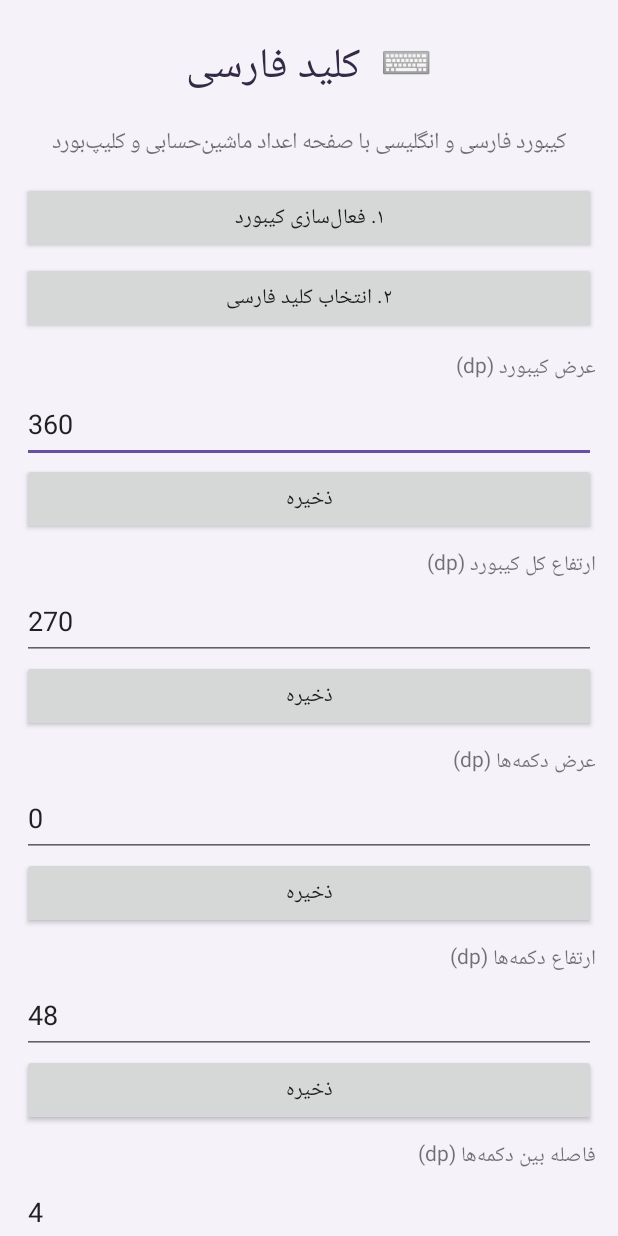
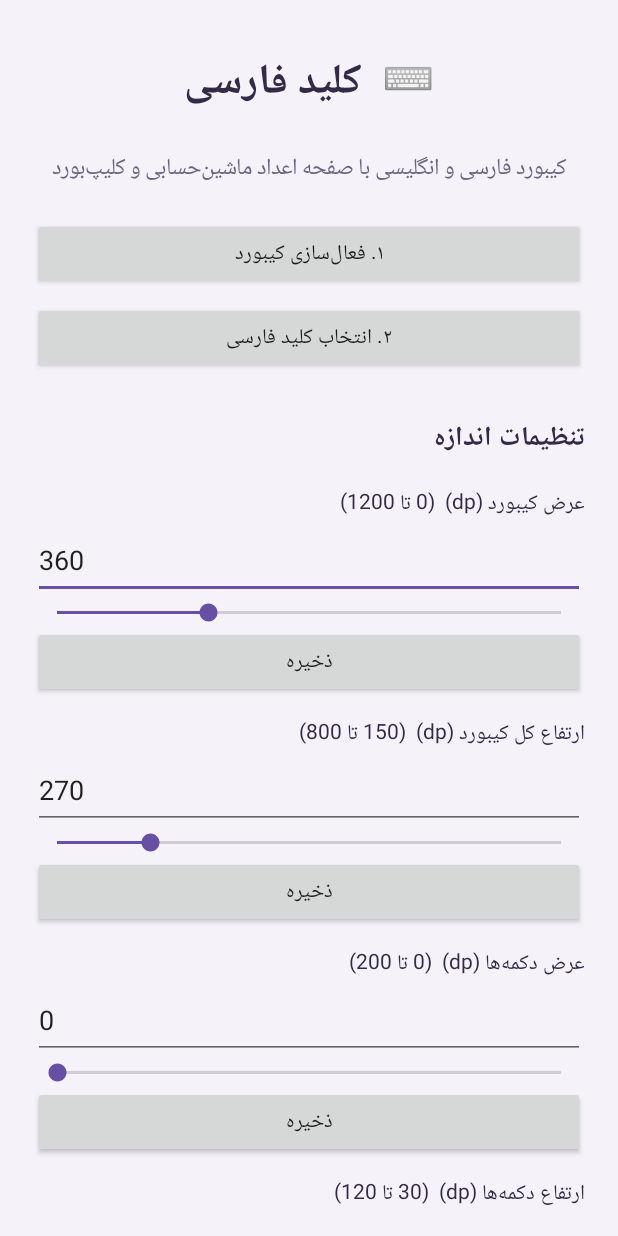
Before and after one commit to smhosseini397/keyboard, an Android app: the screen it shows after launch (SettingsActivity), after a tap on "ذخیره", on a phone screen of 412 x 824 dp. Run offline under Robolectric (Android 15) with nearby library versions, the phone set to English and light mode, and no system bars; libraries missing offline, so code that uses them is left out: android.graphics; 2 other taps on this screen came first.

Commit message:
Update SettingsActivity.kt

```diff
--- a/app/src/main/java/com/farshekashan/keyfarsi/SettingsActivity.kt
+++ b/app/src/main/java/com/farshekashan/keyfarsi/SettingsActivity.kt
@@ -1,45 +1,75 @@
 package com.farshekashan.keyfarsi
 
 import android.app.Activity
+import android.content.Context
 import android.content.Intent
+import android.os.Build
 import android.os.Bundle
 import android.provider.Settings
+import android.text.InputType
 import android.view.Gravity
+import android.view.View
+import android.view.ViewGroup
+import android.view.WindowInsets
 import android.view.inputmethod.InputMethodManager
-import android.content.Context
 import android.widget.*
+import androidx.core.view.ViewCompat
+import androidx.core.view.WindowInsetsCompat
 
 class SettingsActivity : Activity() {
     private val prefs by lazy { getSharedPreferences("keyfarsi", MODE_PRIVATE) }
 
     override fun onCreate(savedInstanceState: Bundle?) {
         super.onCreate(savedInstanceState)
+
+        // ✅ Edge-to-Edge در اندروید ۱۵ اجباری است؛ محتوا را از زیر نوارها خارج می‌کنیم
+        if (Build.VERSION.SDK_INT >= Build.VERSION_CODES.R) {
+            window.setDecorFitsSystemWindows(false)
+        } else {
+            @Suppress("DEPRECATION")
+            window.decorView.systemUiVisibility = (
+                View.SYSTEM_UI_FLAG_LAYOUT_STABLE
+                or View.SYSTEM_UI_FLAG_LAYOUT_FULLSCREEN
+                or View.SYSTEM_UI_FLAG_LAYOUT_HIDE_NAVIGATION
+            )
+        }
+
         val outer = LinearLayout(this).apply {
             orientation = LinearLayout.VERTICAL
-            setPadding(22, 24, 22, 24)
+            setPadding(dp(22), dp(24), dp(22), dp(24))
             setBackgroundColor(0xFFF5F2FA.toInt())
+            clipToPadding = false
+            fitsSystemWindows = false
         }
+
         val title = TextView(this).apply {
             text = "⌨️  کلید فارسی"
             textSize = 28f
             gravity = Gravity.CENTER
             setTextColor(0xFF332B45.toInt())
-            setPadding(0, 8, 0, 20)
+            setPadding(0, dp(8), 0, dp(20))
+            setTypeface(null, android.graphics.Typeface.BOLD)
         }
         outer.addView(title)
+
         val intro = TextView(this).apply {
             text = "کیبورد فارسی و انگلیسی با صفحه اعداد ماشین‌حسابی و کلیپ‌بورد"
             textSize = 15f
             gravity = Gravity.CENTER
-            setPadding(0, 0, 0, 20)
+            setPadding(0, 0, 0, dp(20))
+            setTextColor(0xFF6B6480.toInt())
         }
         outer.addView(intro)
 
+        // ✅ دکمه‌های فعال‌سازی با استایل بهتر
         val enable = Button(this).apply {
             text = "۱. فعال‌سازی کیبورد"
-            setOnClickListener { startActivity(Intent(Settings.ACTION_INPUT_METHOD_SETTINGS)) }
+            setOnClickListener {
+                startActivity(Intent(Settings.ACTION_INPUT_METHOD_SETTINGS))
+            }
         }
         outer.addView(enable, match())
+
         val choose = Button(this).apply {
             text = "۲. انتخاب کلید فارسی"
             setOnClickListener {
@@ -49,58 +79,171 @@ class SettingsActivity : Activity() {
         }
         outer.addView(choose, match())
 
-        addNumberField(outer, "عرض کیبورد (dp)", "keyboard_width", 360)
-        addNumberField(outer, "ارتفاع کل کیبورد (dp)", "keyboard_height", 270)
-        addNumberField(outer, "عرض دکمه‌ها (dp)", "key_width", 0)
-        addNumberField(outer, "ارتفاع دکمه‌ها (dp)", "key_height", 48)
-        addNumberField(outer, "فاصله بین دکمه‌ها (dp)", "key_gap", 4)
+        // ✅ بخش تنظیمات با عنوان
+        outer.addView(sectionTitle("تنظیمات اندازه"))
+
+        // ✅ فیلدهای عددی با SeekBar + EditText همزمان
+        addNumberField(outer, "عرض کیبورد (dp)", "keyboard_width", 360, 0, 1200)
+        addNumberField(outer, "ارتفاع کل کیبورد (dp)", "keyboard_height", 270, 150, 800)
+        addNumberField(outer, "عرض دکمه‌ها (dp)", "key_width", 0, 0, 200)
+        addNumberField(outer, "ارتفاع دکمه‌ها (dp)", "key_height", 48, 30, 120)
+        addNumberField(outer, "فاصله بین دکمه‌ها (dp)", "key_gap", 4, 0, 20)
+
+        outer.addView(sectionTitle("ظاهر"))
 
         val dark = CheckBox(this).apply {
             text = "تم تیره"
             isChecked = prefs.getBoolean("dark", false)
-            setOnCheckedChangeListener { _, checked -> prefs.edit().putBoolean("dark", checked).apply() }
+            setOnCheckedChangeListener { _, checked ->
+                prefs.edit().putBoolean("dark", checked).apply()
+            }
         }
         outer.addView(dark)
 
+        // ✅ دکمه بازنشانی به پیش‌فرض
+        val reset = Button(this).apply {
+            text = "بازنشانی همه تنظیمات به پیش‌فرض"
+            setOnClickListener {
+                prefs.edit()
+                    .putInt("keyboard_width", 360)
+                    .putInt("keyboard_height", 270)
+                    .putInt("key_width", 0)
+                    .putInt("key_height", 48)
+                    .putInt("key_gap", 4)
+                    .putBoolean("dark", false)
+                    .apply()
+                Toast.makeText(this@SettingsActivity, "تنظیمات بازنشانی شد", Toast.LENGTH_SHORT).show()
+                recreate()
+            }
+        }
+        outer.addView(reset, match())
+
         val note = TextView(this).apply {
-            text = "تغییر اندازه پس از باز و بسته کردن کیبورد اعمال می‌شود. عرض ۰ برای عرض خودکار است."
+            text = "تغییر اندازه پس از باز و بسته کردن کیبورد اعمال می‌شود.\n" +
+                "عرض دکمه ۰ = عرض خودکار (تقسیم مساوی).\n" +
+                "برای نمایش کامل کیبورد، ارتفاع کل را کمتر از ارتفاع صفحه تنظیم کنید."
             textSize = 12f
-            setPadding(0, 12, 0, 0)
+            setPadding(0, dp(12), 0, dp(8))
+            setTextColor(0xFF8A8399.toInt())
         }
         outer.addView(note)
-        setContentView(ScrollView(this).apply { addView(outer) })
+
+        val scroller = ScrollView(this).apply {
+            isFillViewport = true
+            clipToPadding = false
+            fitsSystemWindows = false
+            addView(outer)
+        }
+        setContentView(scroller)
+
+        // ✅ اعمال insets به ScrollView (تا محتوا زیر نوار ناوبری نره)
+        ViewCompat.setOnApplyWindowInsetsListener(scroller) { view, insets ->
+            val bars = insets.getInsets(WindowInsetsCompat.Type.systemBars())
+            view.setPadding(bars.left, bars.top, bars.right, bars.bottom)
+            insets
+        }
     }
 
+    private fun dp(value: Int): Int =
+        (value * resources.displayMetrics.density).toInt()
+
     private fun match() = LinearLayout.LayoutParams(
-        LinearLayout.LayoutParams.MATCH_PARENT, LinearLayout.LayoutParams.WRAP_CONTENT
-    ).apply { bottomMargin = 8 }
+        LinearLayout.LayoutParams.MATCH_PARENT,
+        LinearLayout.LayoutParams.WRAP_CONTENT
+    ).apply { bottomMargin = dp(8) }
 
-    private fun addNumberField(parent: LinearLayout, label: String, key: String, default: Int) {
+    private fun sectionTitle(text: String) = TextView(this).apply {
+        this.text = text
+        textSize = 18f
+        setTypeface(null, android.graphics.Typeface.BOLD)
+        setTextColor(0xFF332B45.toInt())
+        setPadding(0, dp(20), 0, dp(8))
+    }
+
+    /**
+     * ✅ فیلد عددی با SeekBar + EditText + دکمه ذخیره یکپارچه
+     * @param minValue حداقل مقدار مجاز
+     * @param maxValue حداکثر مقدار مجاز (نسبت به صفحه بررسی می‌شود)
+     */
+    private fun addNumberField(
+        parent: LinearLayout,
+        label: String,
+        key: String,
+        default: Int,
+        minValue: Int,
+        maxValue: Int
+    ) {
         val row = LinearLayout(this).apply {
             orientation = LinearLayout.VERTICAL
-            setPadding(0, 8, 0, 4)
+            setPadding(0, dp(8), 0, dp(4))
         }
-        row.addView(TextView(this).apply { text = label; textSize = 14f })
+
+        val labelView = TextView(this).apply {
+            text = "$label  (${minValue} تا ${maxValue})"
+            textSize = 14f
+            setTextColor(0xFF332B45.toInt())
+        }
+        row.addView(labelView)
+
         val input = EditText(this).apply {
-            inputType = android.text.InputType.TYPE_CLASS_NUMBER
+            inputType = InputType.TYPE_CLASS_NUMBER
             setSingleLine(true)
             setText(prefs.getInt(key, default).toString())
             hint = "عدد دلخواه"
         }
         row.addView(input)
+
+        val seek = SeekBar(this).apply {
+            this.max = maxValue - minValue
+            progress = (prefs.getInt(key, default) - minValue).coerceIn(0, this.max)
+        }
+        row.addView(seek)
+
+        // ✅ همگام‌سازی EditText و SeekBar
+        input.addTextChangedListener(object : android.text.TextWatcher {
+            override fun beforeTextChanged(s: CharSequence?, start: Int, count: Int, after: Int) {}
+            override fun onTextChanged(s: CharSequence?, start: Int, before: Int, count: Int) {
+                val v = s?.toString()?.toIntOrNull()
+                if (v != null && v in minValue..maxValue) {
+                    seek.progress = v - minValue
+                }
+            }
+            override fun afterTextChanged(s: android.text.Editable?) {}
+        })
+
+        seek.setOnSeekBarChangeListener(object : SeekBar.OnSeekBarChangeListener {
+            override fun onProgressChanged(sb: SeekBar?, progress: Int, fromUser: Boolean) {
+                if (fromUser) {
+                    input.setText((progress + minValue).toString())
+                }
+            }
+            override fun onStartTrackingTouch(sb: SeekBar?) {}
+            override fun onStopTrackingTouch(sb: SeekBar?) {}
+        })
+
         val save = Button(this).apply {
             text = "ذخیره"
             setOnClickListener {
                 val value = input.text.toString().toIntOrNull()
-                if (value == null || value < 0) {
-                    Toast.makeText(this@SettingsActivity, "یک عدد معتبر وارد کنید", Toast.LENGTH_SHORT).show()
-                } else {
-                    prefs.edit().putInt(key, value).apply()
-                    Toast.makeText(this@SettingsActivity, "ذخیره شد", Toast.LENGTH_SHORT).show()
+                when {
+                    value == null -> Toast.makeText(
+                        this@SettingsActivity, "یک عدد معتبر وارد کنید", Toast.LENGTH_SHORT
+                    ).show()
+                    value < minValue -> Toast.makeText(
+                        this@SettingsActivity, "حداقل مقدار $minValue است", Toast.LENGTH_SHORT
+                    ).show()
+                    value > maxValue -> Toast.makeText(
+                        this@SettingsActivity, "حداکثر مقدار $maxValue است", Toast.LENGTH_SHORT
+                    ).show()
+                    else -> {
+                        prefs.edit().putInt(key, value).apply()
+                        Toast.makeText(this@SettingsActivity, "ذخیره شد", Toast.LENGTH_SHORT).show()
+                    }
                 }
             }
         }
         row.addView(save)
+
         parent.addView(row)
     }
 }
```
